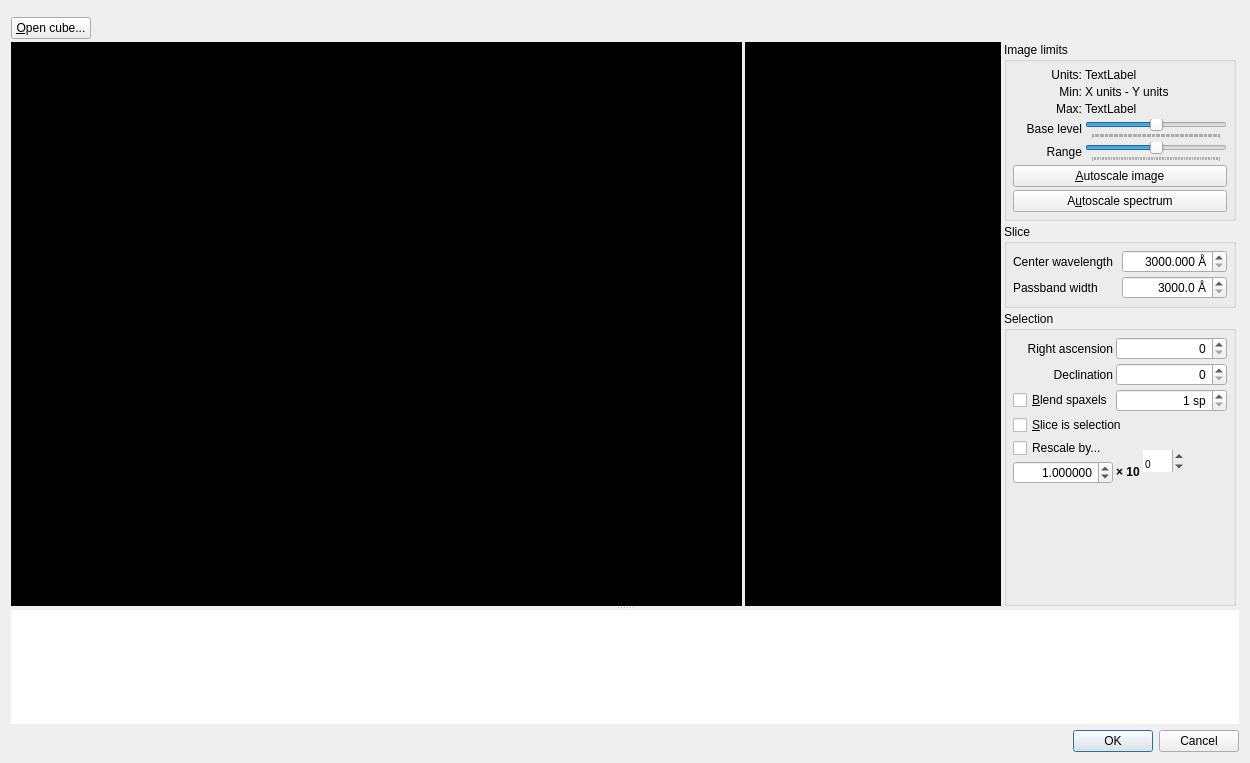
First picture: the form in simui/CubeSelector.ui, repository HARMONI-CAB/radiosim, before the edit.
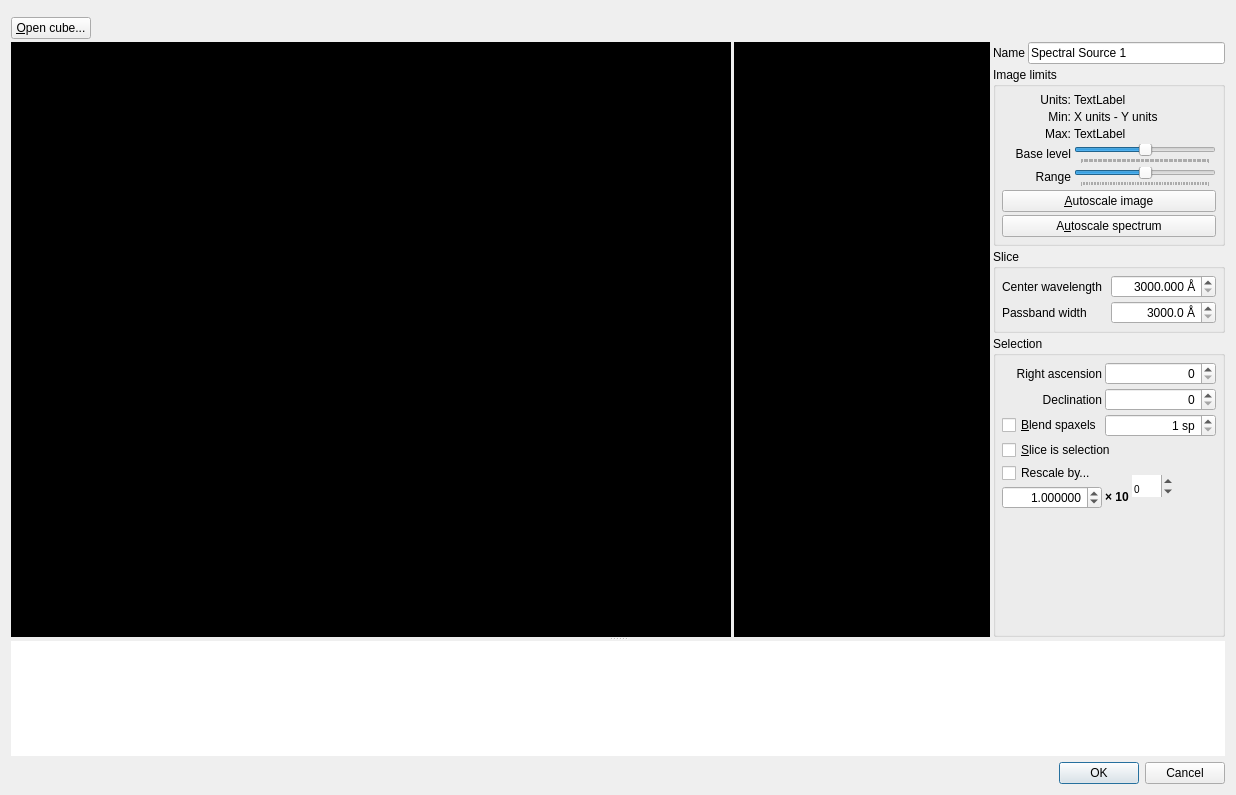
Second picture: the form after the edit.

Commit message: Refresh scale on resize

Patch:
```diff
--- a/simui/CubeSelector.ui
+++ b/simui/CubeSelector.ui
@@ -9,8 +9,8 @@
    <rect>
     <x>0</x>
     <y>0</y>
-    <width>1250</width>
-    <height>763</height>
+    <width>1236</width>
+    <height>795</height>
    </rect>
   </property>
   <property name="windowTitle">
@@ -91,244 +91,6 @@
        <property name="spacing">
         <number>3</number>
        </property>
-       <item row="3" column="3">
-        <widget class="QGroupBox" name="groupBox_2">
-         <property name="sizePolicy">
-          <sizepolicy hsizetype="Fixed" vsizetype="Preferred">
-           <horstretch>0</horstretch>
-           <verstretch>0</verstretch>
-          </sizepolicy>
-         </property>
-         <property name="title">
-          <string>Selection</string>
-         </property>
-         <layout class="QGridLayout" name="gridLayout_8">
-          <property name="leftMargin">
-           <number>6</number>
-          </property>
-          <property name="topMargin">
-           <number>6</number>
-          </property>
-          <property name="rightMargin">
-           <number>6</number>
-          </property>
-          <property name="bottomMargin">
-           <number>6</number>
-          </property>
-          <property name="spacing">
-           <number>3</number>
-          </property>
-          <item row="0" column="1" colspan="3">
-           <widget class="QStackedWidget" name="xStackedWidget">
-            <property name="sizePolicy">
-             <sizepolicy hsizetype="Preferred" vsizetype="Fixed">
-              <horstretch>0</horstretch>
-              <verstretch>0</verstretch>
-             </sizepolicy>
-            </property>
-            <property name="currentIndex">
-             <number>0</number>
-            </property>
-            <widget class="QWidget" name="page">
-             <layout class="QGridLayout" name="gridLayout_9">
-              <property name="leftMargin">
-               <number>0</number>
-              </property>
-              <property name="topMargin">
-               <number>0</number>
-              </property>
-              <property name="rightMargin">
-               <number>0</number>
-              </property>
-              <property name="bottomMargin">
-               <number>0</number>
-              </property>
-              <property name="spacing">
-               <number>0</number>
-              </property>
-              <item row="0" column="0">
-               <widget class="QSpinBox" name="xSpaxSpinBox">
-                <property name="alignment">
-                 <set>Qt::AlignRight|Qt::AlignTrailing|Qt::AlignVCenter</set>
-                </property>
-               </widget>
-              </item>
-             </layout>
-            </widget>
-            <widget class="QWidget" name="page_2"/>
-           </widget>
-          </item>
-          <item row="5" column="1">
-           <widget class="QLabel" name="reScale10Label">
-            <property name="text">
-             <string>&lt;b&gt; × 10&lt;/b&gt;</string>
-            </property>
-           </widget>
-          </item>
-          <item row="0" column="0">
-           <widget class="QLabel" name="xLabel">
-            <property name="text">
-             <string>Right ascension</string>
-            </property>
-            <property name="alignment">
-             <set>Qt::AlignRight|Qt::AlignTrailing|Qt::AlignVCenter</set>
-            </property>
-           </widget>
-          </item>
-          <item row="1" column="0">
-           <widget class="QLabel" name="yLabel">
-            <property name="text">
-             <string>Declination</string>
-            </property>
-            <property name="alignment">
-             <set>Qt::AlignRight|Qt::AlignTrailing|Qt::AlignVCenter</set>
-            </property>
-           </widget>
-          </item>
-          <item row="1" column="1" colspan="3">
-           <widget class="QStackedWidget" name="yStackedWidget">
-            <property name="sizePolicy">
-             <sizepolicy hsizetype="Preferred" vsizetype="Fixed">
-              <horstretch>0</horstretch>
-              <verstretch>0</verstretch>
-             </sizepolicy>
-            </property>
-            <property name="currentIndex">
-             <number>0</number>
-            </property>
-            <widget class="QWidget" name="page_3">
-             <layout class="QGridLayout" name="gridLayout_10">
-              <property name="leftMargin">
-               <number>0</number>
-              </property>
-              <property name="topMargin">
-               <number>0</number>
-              </property>
-              <property name="rightMargin">
-               <number>0</number>
-              </property>
-              <property name="bottomMargin">
-               <number>0</number>
-              </property>
-              <property name="spacing">
-               <number>0</number>
-              </property>
-              <item row="0" column="0">
-               <widget class="QSpinBox" name="ySpaxSpinBox">
-                <property name="alignment">
-                 <set>Qt::AlignRight|Qt::AlignTrailing|Qt::AlignVCenter</set>
-                </property>
-               </widget>
-              </item>
-             </layout>
-            </widget>
-            <widget class="QWidget" name="page_4"/>
-           </widget>
-          </item>
-          <item row="2" column="1" colspan="3">
-           <widget class="QSpinBox" name="blendRadiusSpin">
-            <property name="alignment">
-             <set>Qt::AlignRight|Qt::AlignTrailing|Qt::AlignVCenter</set>
-            </property>
-            <property name="suffix">
-             <string> sp</string>
-            </property>
-            <property name="minimum">
-             <number>1</number>
-            </property>
-           </widget>
-          </item>
-          <item row="4" column="3">
-           <spacer name="horizontalSpacer">
-            <property name="orientation">
-             <enum>Qt::Horizontal</enum>
-            </property>
-            <property name="sizeHint" stdset="0">
-             <size>
-              <width>40</width>
-              <height>20</height>
-             </size>
-            </property>
-           </spacer>
-          </item>
-          <item row="2" column="0">
-           <widget class="QCheckBox" name="blendCheck">
-            <property name="text">
-             <string>&amp;Blend spaxels</string>
-            </property>
-           </widget>
-          </item>
-          <item row="5" column="0">
-           <widget class="QDoubleSpinBox" name="reScaleMantissaSpin">
-            <property name="alignment">
-             <set>Qt::AlignRight|Qt::AlignTrailing|Qt::AlignVCenter</set>
-            </property>
-            <property name="decimals">
-             <number>6</number>
-            </property>
-            <property name="minimum">
-             <double>0.000001000000000</double>
-            </property>
-            <property name="maximum">
-             <double>10.000000000000000</double>
-            </property>
-            <property name="value">
-             <double>1.000000000000000</double>
-            </property>
-           </widget>
-          </item>
-          <item row="4" column="2" rowspan="2">
-           <widget class="QSpinBox" name="reScaleExpSpin">
-            <property name="styleSheet">
-             <string notr="true">font-size: 10px;</string>
-            </property>
-            <property name="frame">
-             <bool>false</bool>
-            </property>
-            <property name="alignment">
-             <set>Qt::AlignBottom|Qt::AlignLeading|Qt::AlignLeft</set>
-            </property>
-            <property name="buttonSymbols">
-             <enum>QAbstractSpinBox::UpDownArrows</enum>
-            </property>
-            <property name="minimum">
-             <number>-30</number>
-            </property>
-            <property name="maximum">
-             <number>30</number>
-            </property>
-           </widget>
-          </item>
-          <item row="6" column="0">
-           <spacer name="verticalSpacer">
-            <property name="orientation">
-             <enum>Qt::Vertical</enum>
-            </property>
-            <property name="sizeHint" stdset="0">
-             <size>
-              <width>20</width>
-              <height>40</height>
-             </size>
-            </property>
-           </spacer>
-          </item>
-          <item row="4" column="0" colspan="2">
-           <widget class="QCheckBox" name="reScaleCheck">
-            <property name="text">
-             <string>Rescale by...</string>
-            </property>
-           </widget>
-          </item>
-          <item row="3" column="0" colspan="4">
-           <widget class="QCheckBox" name="sliceSelCheck">
-            <property name="text">
-             <string>&amp;Slice is selection</string>
-            </property>
-           </widget>
-          </item>
-         </layout>
-        </widget>
-       </item>
        <item row="0" column="1" colspan="4">
         <widget class="QFrame" name="frame_2">
          <property name="sizePolicy">
@@ -404,6 +166,79 @@
         </widget>
        </item>
        <item row="1" column="3">
+        <widget class="QLabel" name="label_2">
+         <property name="sizePolicy">
+          <sizepolicy hsizetype="Fixed" vsizetype="Preferred">
+           <horstretch>0</horstretch>
+           <verstretch>0</verstretch>
+          </sizepolicy>
+         </property>
+         <property name="text">
+          <string>Name</string>
+         </property>
+        </widget>
+       </item>
+       <item row="1" column="2" rowspan="4">
+        <widget class="QStackedWidget" name="detailStackedWidget">
+         <property name="sizePolicy">
+          <sizepolicy hsizetype="Fixed" vsizetype="Expanding">
+           <horstretch>0</horstretch>
+           <verstretch>0</verstretch>
+          </sizepolicy>
+         </property>
+         <property name="minimumSize">
+          <size>
+           <width>256</width>
+           <height>256</height>
+          </size>
+         </property>
+         <property name="styleSheet">
+          <string notr="true">background-color: black</string>
+         </property>
+         <widget class="QWidget" name="detailStackedWidgetPage1" native="true">
+          <property name="sizePolicy">
+           <sizepolicy hsizetype="Preferred" vsizetype="Fixed">
+            <horstretch>0</horstretch>
+            <verstretch>0</verstretch>
+           </sizepolicy>
+          </property>
+         </widget>
+        </widget>
+       </item>
+       <item row="1" column="1" rowspan="4">
+        <widget class="QStackedWidget" name="previewStackedWidget">
+         <property name="sizePolicy">
+          <sizepolicy hsizetype="Expanding" vsizetype="Expanding">
+           <horstretch>0</horstretch>
+           <verstretch>0</verstretch>
+          </sizepolicy>
+         </property>
+         <property name="minimumSize">
+          <size>
+           <width>700</width>
+           <height>256</height>
+          </size>
+         </property>
+         <property name="styleSheet">
+          <string notr="true">background-color: black</string>
+         </property>
+         <widget class="QWidget" name="previewStackedWidgetPage1" native="true"/>
+        </widget>
+       </item>
+       <item row="1" column="4">
+        <widget class="QLineEdit" name="lampNameEdit">
+         <property name="sizePolicy">
+          <sizepolicy hsizetype="Preferred" vsizetype="Fixed">
+           <horstretch>0</horstretch>
+           <verstretch>0</verstretch>
+          </sizepolicy>
+         </property>
+         <property name="text">
+          <string>Spectral Source 1</string>
+         </property>
+        </widget>
+       </item>
+       <item row="2" column="3" colspan="2">
         <widget class="QGroupBox" name="groupBox_3">
          <property name="sizePolicy">
           <sizepolicy hsizetype="Preferred" vsizetype="Preferred">
@@ -598,7 +433,7 @@
          </layout>
         </widget>
        </item>
-       <item row="2" column="3">
+       <item row="3" column="3" colspan="2">
         <widget class="QGroupBox" name="groupBox_4">
          <property name="title">
           <string>Slice</string>
@@ -683,51 +518,242 @@
          </layout>
         </widget>
        </item>
-       <item row="1" column="2" rowspan="3">
-        <widget class="QStackedWidget" name="detailStackedWidget">
+       <item row="4" column="3" colspan="2">
+        <widget class="QGroupBox" name="groupBox_2">
          <property name="sizePolicy">
-          <sizepolicy hsizetype="Fixed" vsizetype="Expanding">
+          <sizepolicy hsizetype="Fixed" vsizetype="Preferred">
            <horstretch>0</horstretch>
            <verstretch>0</verstretch>
           </sizepolicy>
          </property>
-         <property name="minimumSize">
-          <size>
-           <width>256</width>
-           <height>256</height>
-          </size>
+         <property name="title">
+          <string>Selection</string>
          </property>
-         <property name="styleSheet">
-          <string notr="true">background-color: black</string>
-         </property>
-         <widget class="QWidget" name="detailStackedWidgetPage1" native="true">
-          <property name="sizePolicy">
-           <sizepolicy hsizetype="Preferred" vsizetype="Fixed">
-            <horstretch>0</horstretch>
-            <verstretch>0</verstretch>
-           </sizepolicy>
+         <layout class="QGridLayout" name="gridLayout_8">
+          <property name="leftMargin">
+           <number>6</number>
           </property>
-         </widget>
-        </widget>
-       </item>
-       <item row="1" column="1" rowspan="3">
-        <widget class="QStackedWidget" name="previewStackedWidget">
-         <property name="sizePolicy">
-          <sizepolicy hsizetype="Expanding" vsizetype="Expanding">
-           <horstretch>0</horstretch>
-           <verstretch>0</verstretch>
-          </sizepolicy>
-         </property>
-         <property name="minimumSize">
-          <size>
-           <width>700</width>
-           <height>256</height>
-          </size>
-         </property>
-         <property name="styleSheet">
-          <string notr="true">background-color: black</string>
-         </property>
-         <widget class="QWidget" name="previewStackedWidgetPage1" native="true"/>
+          <property name="topMargin">
+           <number>6</number>
+          </property>
+          <property name="rightMargin">
+           <number>6</number>
+          </property>
+          <property name="bottomMargin">
+           <number>6</number>
+          </property>
+          <property name="spacing">
+           <number>3</number>
+          </property>
+          <item row="0" column="1" colspan="3">
+           <widget class="QStackedWidget" name="xStackedWidget">
+            <property name="sizePolicy">
+             <sizepolicy hsizetype="Preferred" vsizetype="Fixed">
+              <horstretch>0</horstretch>
+              <verstretch>0</verstretch>
+             </sizepolicy>
+            </property>
+            <property name="currentIndex">
+             <number>0</number>
+            </property>
+            <widget class="QWidget" name="page">
+             <layout class="QGridLayout" name="gridLayout_9">
+              <property name="leftMargin">
+               <number>0</number>
+              </property>
+              <property name="topMargin">
+               <number>0</number>
+              </property>
+              <property name="rightMargin">
+               <number>0</number>
+              </property>
+              <property name="bottomMargin">
+               <number>0</number>
+              </property>
+              <property name="spacing">
+               <number>0</number>
+              </property>
+              <item row="0" column="0">
+               <widget class="QSpinBox" name="xSpaxSpinBox">
+                <property name="alignment">
+                 <set>Qt::AlignRight|Qt::AlignTrailing|Qt::AlignVCenter</set>
+                </property>
+               </widget>
+              </item>
+             </layout>
+            </widget>
+            <widget class="QWidget" name="page_2"/>
+           </widget>
+          </item>
+          <item row="5" column="1">
+           <widget class="QLabel" name="reScale10Label">
+            <property name="text">
+             <string>&lt;b&gt; × 10&lt;/b&gt;</string>
+            </property>
+           </widget>
+          </item>
+          <item row="0" column="0">
+           <widget class="QLabel" name="xLabel">
+            <property name="text">
+             <string>Right ascension</string>
+            </property>
+            <property name="alignment">
+             <set>Qt::AlignRight|Qt::AlignTrailing|Qt::AlignVCenter</set>
+            </property>
+           </widget>
+          </item>
+          <item row="1" column="0">
+           <widget class="QLabel" name="yLabel">
+            <property name="text">
+             <string>Declination</string>
+            </property>
+            <property name="alignment">
+             <set>Qt::AlignRight|Qt::AlignTrailing|Qt::AlignVCenter</set>
+            </property>
+           </widget>
+          </item>
+          <item row="1" column="1" colspan="3">
+           <widget class="QStackedWidget" name="yStackedWidget">
+            <property name="sizePolicy">
+             <sizepolicy hsizetype="Preferred" vsizetype="Fixed">
+              <horstretch>0</horstretch>
+              <verstretch>0</verstretch>
+             </sizepolicy>
+            </property>
+            <property name="currentIndex">
+             <number>0</number>
+            </property>
+            <widget class="QWidget" name="page_3">
+             <layout class="QGridLayout" name="gridLayout_10">
+              <property name="leftMargin">
+               <number>0</number>
+              </property>
+              <property name="topMargin">
+               <number>0</number>
+              </property>
+              <property name="rightMargin">
+               <number>0</number>
+              </property>
+              <property name="bottomMargin">
+               <number>0</number>
+              </property>
+              <property name="spacing">
+               <number>0</number>
+              </property>
+              <item row="0" column="0">
+               <widget class="QSpinBox" name="ySpaxSpinBox">
+                <property name="alignment">
+                 <set>Qt::AlignRight|Qt::AlignTrailing|Qt::AlignVCenter</set>
+                </property>
+               </widget>
+              </item>
+             </layout>
+            </widget>
+            <widget class="QWidget" name="page_4"/>
+           </widget>
+          </item>
+          <item row="2" column="1" colspan="3">
+           <widget class="QSpinBox" name="blendRadiusSpin">
+            <property name="alignment">
+             <set>Qt::AlignRight|Qt::AlignTrailing|Qt::AlignVCenter</set>
+            </property>
+            <property name="suffix">
+             <string> sp</string>
+            </property>
+            <property name="minimum">
+             <number>1</number>
+            </property>
+           </widget>
+          </item>
+          <item row="4" column="3">
+           <spacer name="horizontalSpacer">
+            <property name="orientation">
+             <enum>Qt::Horizontal</enum>
+            </property>
+            <property name="sizeHint" stdset="0">
+             <size>
+              <width>40</width>
+              <height>20</height>
+             </size>
+            </property>
+           </spacer>
+          </item>
+          <item row="2" column="0">
+           <widget class="QCheckBox" name="blendCheck">
+            <property name="text">
+             <string>&amp;Blend spaxels</string>
+            </property>
+           </widget>
+          </item>
+          <item row="5" column="0">
+           <widget class="QDoubleSpinBox" name="reScaleMantissaSpin">
+            <property name="alignment">
+             <set>Qt::AlignRight|Qt::AlignTrailing|Qt::AlignVCenter</set>
+            </property>
+            <property name="decimals">
+             <number>6</number>
+            </property>
+            <property name="minimum">
+             <double>0.000001000000000</double>
+            </property>
+            <property name="maximum">
+             <double>10.000000000000000</double>
+            </property>
+            <property name="value">
+             <double>1.000000000000000</double>
+            </property>
+           </widget>
+          </item>
+          <item row="4" column="2" rowspan="2">
+           <widget class="QSpinBox" name="reScaleExpSpin">
+            <property name="styleSheet">
+             <string notr="true">font-size: 10px;</string>
+            </property>
+            <property name="frame">
+             <bool>false</bool>
+            </property>
+            <property name="alignment">
+             <set>Qt::AlignBottom|Qt::AlignLeading|Qt::AlignLeft</set>
+            </property>
+            <property name="buttonSymbols">
+             <enum>QAbstractSpinBox::UpDownArrows</enum>
+            </property>
+            <property name="minimum">
+             <number>-30</number>
+            </property>
+            <property name="maximum">
+             <number>30</number>
+            </property>
+           </widget>
+          </item>
+          <item row="6" column="0">
+           <spacer name="verticalSpacer">
+            <property name="orientation">
+             <enum>Qt::Vertical</enum>
+            </property>
+            <property name="sizeHint" stdset="0">
+             <size>
+              <width>20</width>
+              <height>40</height>
+             </size>
+            </property>
+           </spacer>
+          </item>
+          <item row="4" column="0" colspan="2">
+           <widget class="QCheckBox" name="reScaleCheck">
+            <property name="text">
+             <string>Rescale by...</string>
+            </property>
+           </widget>
+          </item>
+          <item row="3" column="0" colspan="4">
+           <widget class="QCheckBox" name="sliceSelCheck">
+            <property name="text">
+             <string>&amp;Slice is selection</string>
+            </property>
+           </widget>
+          </item>
+         </layout>
         </widget>
        </item>
       </layout>
```
The commit also changes 4 other files.
